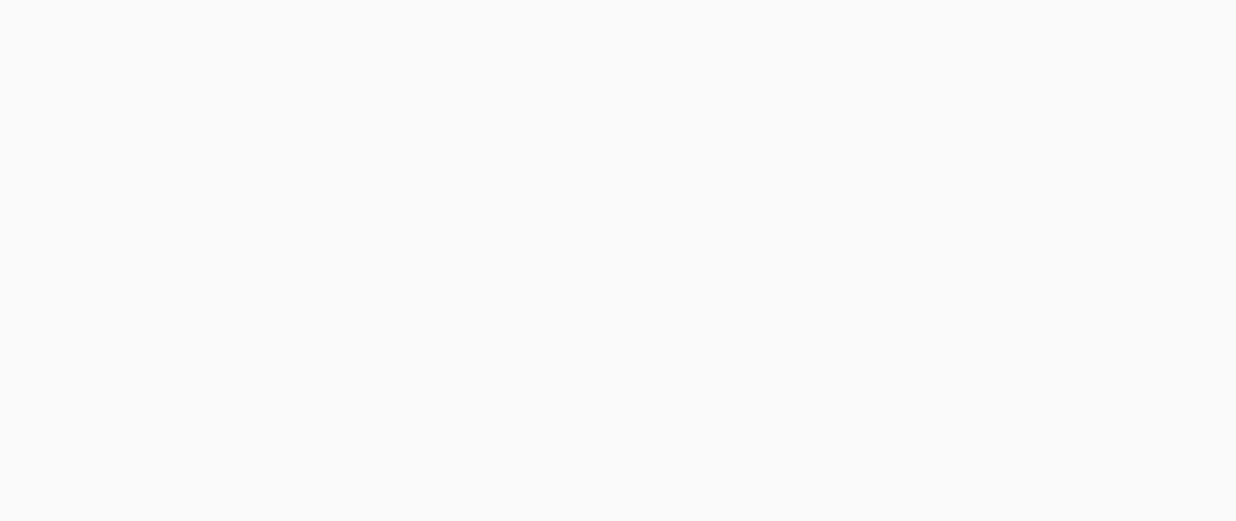
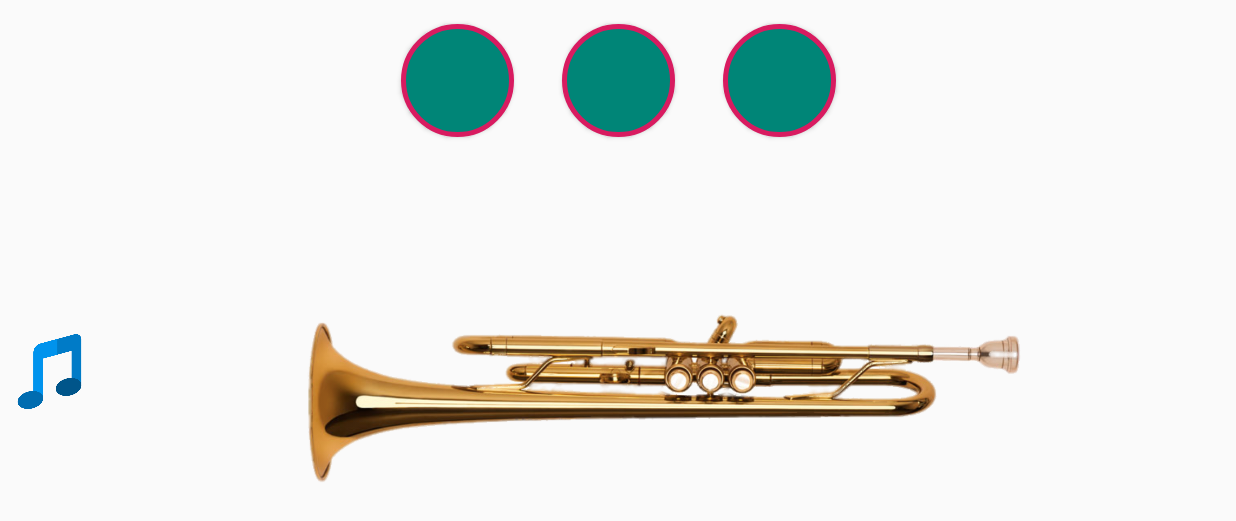
Before and after one commit to millsoftspb/TrampetSimulator2, an Android app: the PlayActivity screen opened directly, with no data from a screen before it, on a phone screen of 824 x 412 dp (held sideways). Before the commit the part shown is empty. Shown: the top 521 px of the screen. Run offline under Robolectric (Android 15) with nearby library versions, the phone set to English and light mode, and no system bars.

Commit message:
add trumpet? note? valve png to activity_play.png

```diff
--- /dev/null
+++ b/app/src/main/res/drawable/oval_button.xml
@@ -0,0 +1,8 @@
+<?xml version="1.0" encoding="utf-8"?>
+<shape xmlns:android="http://schemas.android.com/apk/res/android"
+    android:shape="oval">
+    <solid android:color="@color/colorPrimary"/>
+    <stroke
+        android:width="3dp"
+        android:color="@color/colorAccent"/>
+</shape>
--- a/app/src/main/res/layout/activity_play.xml
+++ b/app/src/main/res/layout/activity_play.xml
@@ -6,4 +6,66 @@
     android:layout_height="match_parent"
     tools:context=".PlayActivity">
 
+    <ImageView
+        android:id="@+id/imageTrumpet"
+        android:layout_width="0dp"
+        android:layout_height="0dp"
+        android:layout_marginTop="8dp"
+        android:layout_marginEnd="8dp"
+        android:layout_marginBottom="16dp"
+        app:layout_constraintBottom_toBottomOf="parent"
+        app:layout_constraintEnd_toEndOf="parent"
+        app:layout_constraintHorizontal_bias="0.5"
+        app:layout_constraintStart_toEndOf="@+id/imageNote"
+        app:layout_constraintTop_toBottomOf="@+id/button2"
+        app:srcCompat="@drawable/trumpet" />
+
+    <ImageView
+        android:id="@+id/imageNote"
+        android:layout_width="50dp"
+        android:layout_height="0dp"
+        android:layout_marginStart="8dp"
+        android:layout_marginEnd="8dp"
+        app:layout_constraintBottom_toBottomOf="@+id/imageTrumpet"
+        app:layout_constraintEnd_toStartOf="@+id/imageTrumpet"
+        app:layout_constraintHorizontal_bias="0.5"
+        app:layout_constraintHorizontal_chainStyle="packed"
+        app:layout_constraintStart_toStartOf="parent"
+        app:layout_constraintTop_toTopOf="@+id/imageTrumpet"
+        app:srcCompat="@drawable/note" />
+
+    <Button
+        android:id="@+id/button1"
+        android:layout_width="75dp"
+        android:layout_height="75dp"
+        android:layout_margin="16dp"
+        android:background="@drawable/oval_button"
+        app:layout_constraintEnd_toStartOf="@+id/button2"
+        app:layout_constraintHorizontal_bias="0.5"
+        app:layout_constraintHorizontal_chainStyle="packed"
+        app:layout_constraintStart_toStartOf="parent"
+        app:layout_constraintTop_toTopOf="parent" />
+
+    <Button
+        android:id="@+id/button2"
+        android:layout_width="75dp"
+        android:layout_height="75dp"
+        android:layout_margin="16dp"
+        android:background="@drawable/oval_button"
+        app:layout_constraintEnd_toStartOf="@+id/button3"
+        app:layout_constraintHorizontal_bias="0.5"
+        app:layout_constraintStart_toEndOf="@+id/button1"
+        app:layout_constraintTop_toTopOf="parent" />
+
+    <Button
+        android:id="@+id/button3"
+        android:layout_width="75dp"
+        android:layout_height="75dp"
+        android:layout_margin="16dp"
+        android:background="@drawable/oval_button"
+        app:layout_constraintEnd_toEndOf="parent"
+        app:layout_constraintHorizontal_bias="0.5"
+        app:layout_constraintStart_toEndOf="@+id/button2"
+        app:layout_constraintTop_toTopOf="parent" />
+
 </android.support.constraint.ConstraintLayout>
```
Also changed, not shown: app/src/main/res/drawable/note.png (added).
